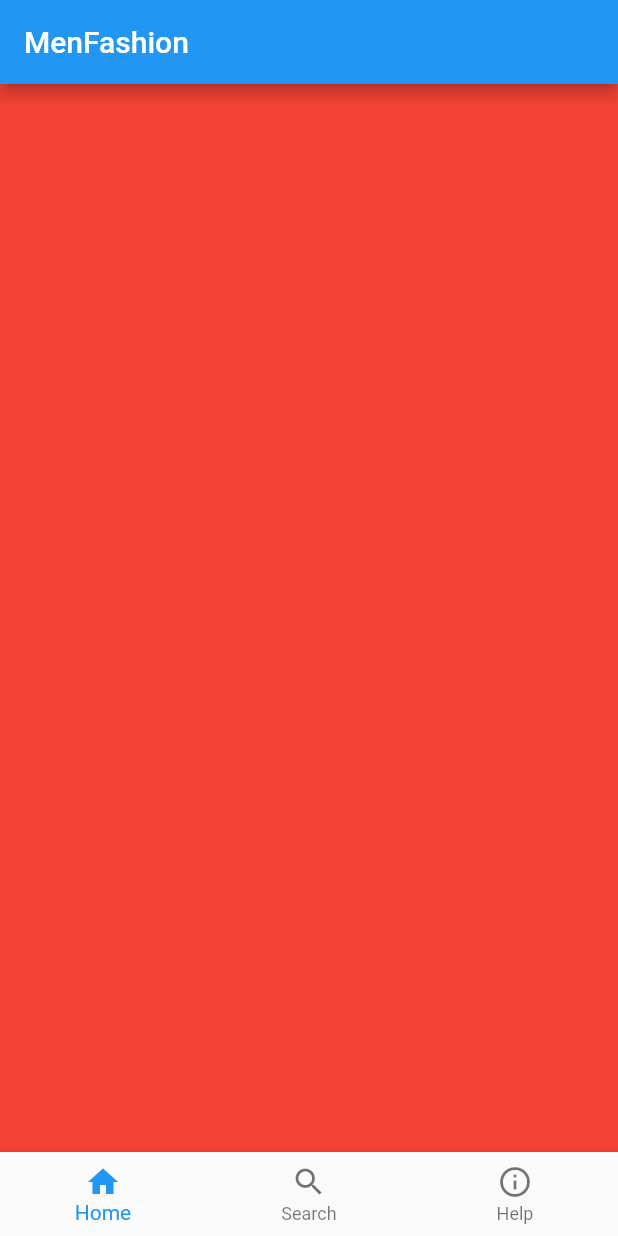
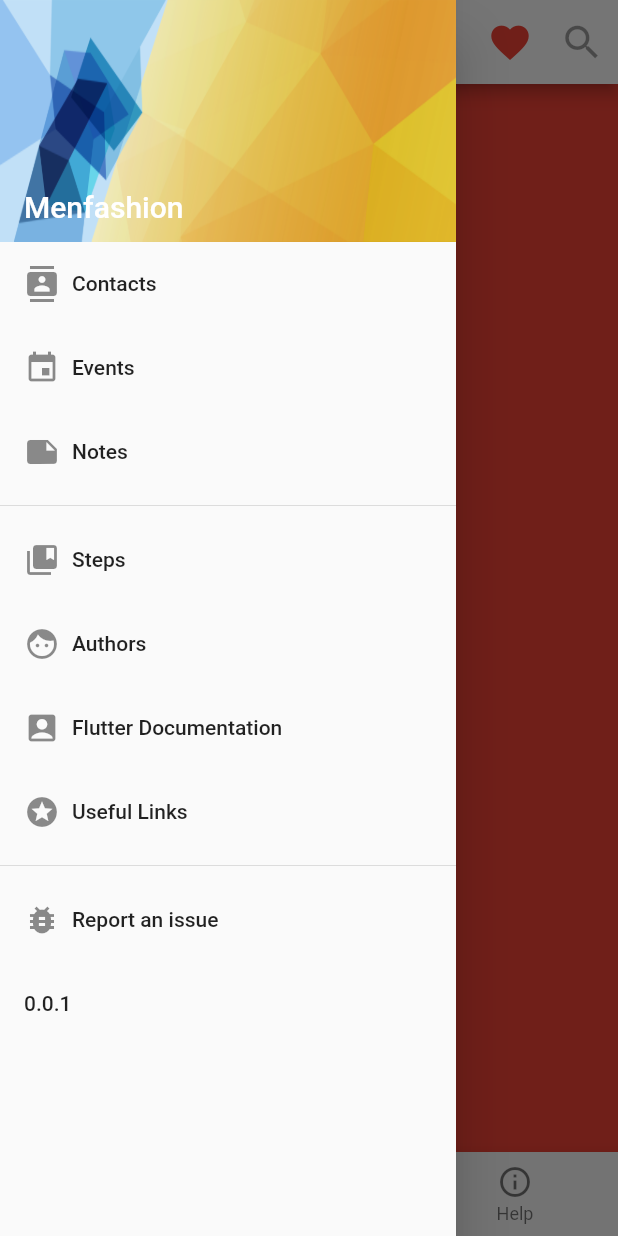
Before and after one commit to mohamedElasar/MenFashion_mobileAPP, a Flutter app: the screen it shows after launch, with the side drawer open (before the commit the screen has no drawer), on a phone screen of 412 x 824 dp. Run offline on Flutter 3.47's test engine with Material 2 defaults, Android fonts, the phone set to English and light mode, and no system bars.

Commit message:
adding app drawer

```diff
--- a/lib/main.dart
+++ b/lib/main.dart
@@ -1,7 +1,11 @@
 import 'package:flutter/material.dart';
+
 import './screens/help.dart';
 import './screens/home.dart';
 import './screens/search.dart';
+
+import './widgets/appBar.dart';
+import './widgets/AppDrawer.dart';
 
 void main() {
   runApp(MyApp());
@@ -84,9 +88,8 @@ class _MyHomePageState extends State<MyHomePage> {
   @override
   Widget build(BuildContext context) {
     return Scaffold(
-      appBar: AppBar(
-        title: Text(widget.title),
-      ),
+      drawer: AppDrawer(),
+      appBar: buildAppBar(),
       body: buildPageView(),
       bottomNavigationBar: BottomNavigationBar(
         onTap: (index) {
--- /dev/null
+++ b/lib/widgets/AppDrawer.dart
@@ -0,0 +1,75 @@
+import 'package:flutter/material.dart';
+
+class AppDrawer extends StatelessWidget {
+  Widget _createHeader() {
+    return DrawerHeader(
+        margin: EdgeInsets.zero,
+        padding: EdgeInsets.zero,
+        decoration: BoxDecoration(
+            image: DecorationImage(
+                fit: BoxFit.fill,
+                image: AssetImage('assets/images/header_background.png'))),
+        child: Stack(children: <Widget>[
+          Positioned(
+              bottom: 12.0,
+              left: 16.0,
+              child: Text("Menfashion",
+                  style: TextStyle(
+                      color: Colors.white,
+                      fontSize: 20.0,
+                      fontWeight: FontWeight.w500))),
+        ]));
+  }
+
+  Widget _createDrawerItem(
+      {IconData icon, String text, GestureTapCallback onTap}) {
+    return ListTile(
+      title: Row(
+        children: <Widget>[
+          Icon(icon),
+          Padding(
+            padding: EdgeInsets.only(left: 8.0),
+            child: Text(text),
+          )
+        ],
+      ),
+      onTap: onTap,
+    );
+  }
+
+  @override
+  Widget build(BuildContext context) {
+    return Drawer(
+      child: ListView(
+        padding: EdgeInsets.zero,
+        children: <Widget>[
+          _createHeader(),
+          _createDrawerItem(
+            icon: Icons.contacts,
+            text: 'Contacts',
+          ),
+          _createDrawerItem(
+            icon: Icons.event,
+            text: 'Events',
+          ),
+          _createDrawerItem(
+            icon: Icons.note,
+            text: 'Notes',
+          ),
+          Divider(),
+          _createDrawerItem(icon: Icons.collections_bookmark, text: 'Steps'),
+          _createDrawerItem(icon: Icons.face, text: 'Authors'),
+          _createDrawerItem(
+              icon: Icons.account_box, text: 'Flutter Documentation'),
+          _createDrawerItem(icon: Icons.stars, text: 'Useful Links'),
+          Divider(),
+          _createDrawerItem(icon: Icons.bug_report, text: 'Report an issue'),
+          ListTile(
+            title: Text('0.0.1'),
+            onTap: () {},
+          ),
+        ],
+      ),
+    );
+  }
+}
--- /dev/null
+++ b/lib/widgets/appBar.dart
@@ -0,0 +1,44 @@
+import 'package:flutter/material.dart';
+
+const String com_logo = 'assets/images/company_logo.png';
+
+Widget buildAppBar() {
+  return AppBar(
+    iconTheme: IconThemeData(color: Colors.black54),
+
+    // leading: IconButton(
+    //     icon: Icon(
+    //       Icons.menu,
+    //       size: 30,
+    //     ),
+    //     onPressed: null),
+    backgroundColor: Colors.white,
+    title: Row(
+      mainAxisAlignment: MainAxisAlignment.center,
+      children: <Widget>[
+        Container(
+          child: Image.asset(
+            com_logo,
+            fit: BoxFit.cover,
+            height: 35.0,
+          ),
+        )
+      ],
+    ),
+    actions: <Widget>[
+      IconButton(
+          icon: Icon(
+            Icons.favorite,
+            size: 30,
+            color: Colors.red,
+          ),
+          onPressed: null),
+      IconButton(
+          icon: Icon(
+            Icons.search,
+            size: 30,
+          ),
+          onPressed: null),
+    ],
+  );
+}
--- a/pubspec.yaml
+++ b/pubspec.yaml
@@ -45,8 +45,10 @@ flutter:
   uses-material-design: true
 
   # To add assets to your application, add an assets section, like this:
-  # assets:
-  #   - images/a_dot_burr.jpeg
+  assets:
+    - assets/images/company_logo.png
+    - assets/images/header_background.png
+
   #   - images/a_dot_ham.jpeg
 
   # An image asset can refer to one or more resolution-specific "variants", see
```
Also changed, not shown: assets/images/company_logo.png (added), assets/images/header_background.png (added), assets/images/logo-stock-photography-royalty-free-stock-illustration-creative-company-logo-vector-logo.jpg (added), assets/images/logo.png (added).
